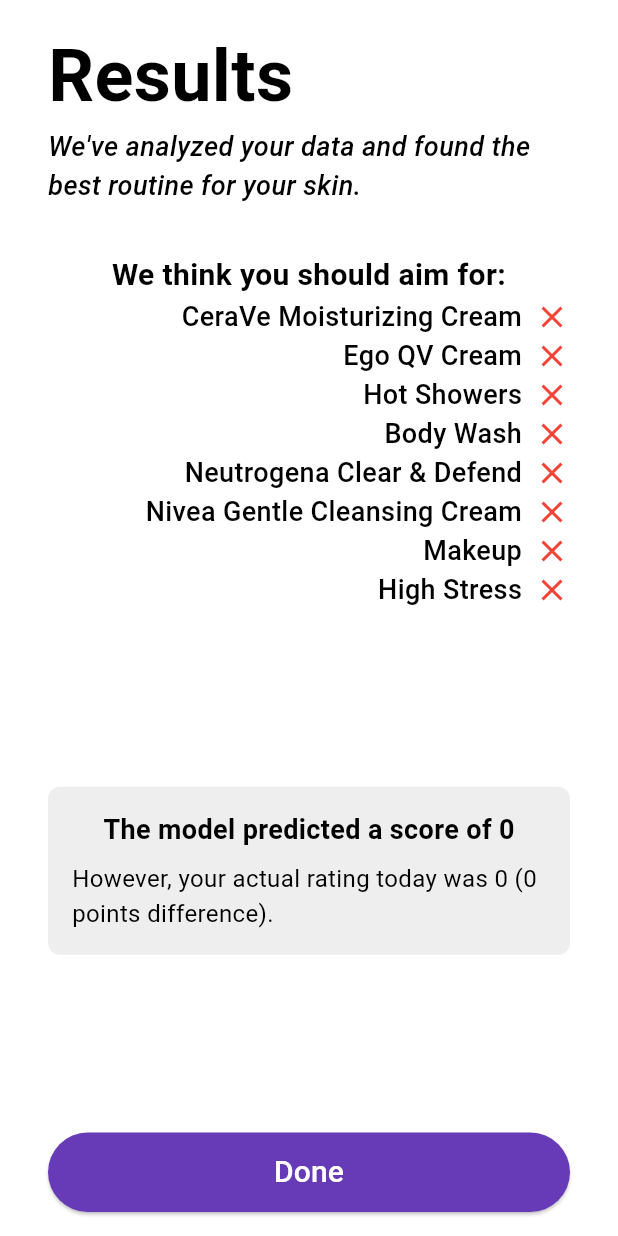
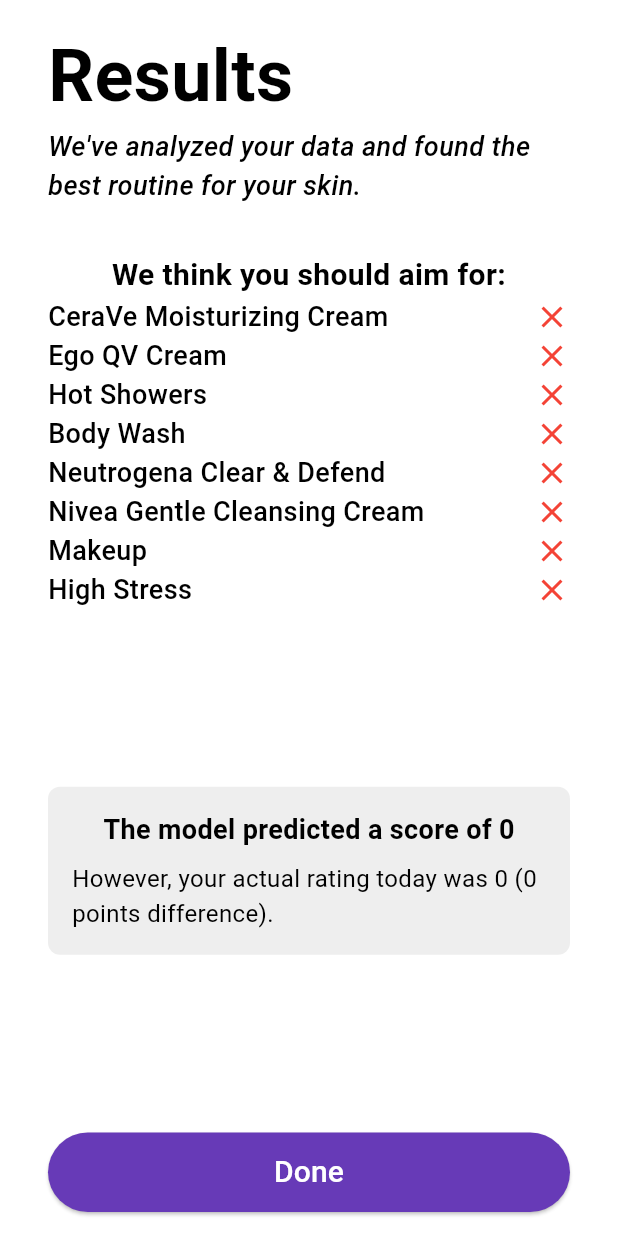
Before and after one commit to BillyJaf/hackathon_frontend, a Flutter app: the ResultsScreen screen opened directly with empty values, on a phone screen of 412 x 824 dp. Run offline on Flutter 3.47's test engine with Material 3 defaults, Android fonts, the light colour scheme and no system bars; our stand-ins replace sleek_circular_slider, sqflite; accounts and stored records are empty.

Commit message:
fix: responsiveness

```diff
--- a/lib/components/field_result.dart
+++ b/lib/components/field_result.dart
@@ -15,11 +15,13 @@
     return Row(
       mainAxisAlignment: MainAxisAlignment.end,
       children: [
-        Text(label,
-            style: const TextStyle(
-              fontSize: 18,
-              fontWeight: FontWeight.w500,
-            )),
+        Expanded(
+          child: Text(label,
+              style: const TextStyle(
+                fontSize: 18,
+                fontWeight: FontWeight.w500,
+              )),
+        ),
         const SizedBox(width: 8),
         Icon(
           recommended ? Icons.check : Icons.close,
--- a/lib/screens/rating_screen.dart
+++ b/lib/screens/rating_screen.dart
@@ -57,6 +57,7 @@
                         height: MediaQuery.of(context).size.width - 150,
                         child: const CircularProgressIndicator(
                           strokeWidth: 24.0,
+                          strokeCap: StrokeCap.round,
                         ),
                       )
                     : SleekCircularSlider(
--- a/lib/screens/welcome_screen.dart
+++ b/lib/screens/welcome_screen.dart
@@ -38,9 +38,10 @@
                 const SizedBox(height: 8.0),
                 Text(
                   "Your health made scientific.",
+                  textAlign: TextAlign.center,
                   style: TextStyle(
                     color: Theme.of(context).colorScheme.onPrimary,
-                    fontSize: 24.0,
+                    fontSize: 22.0,
                     fontWeight: FontWeight.w500,
                   ),
                 ),
```
